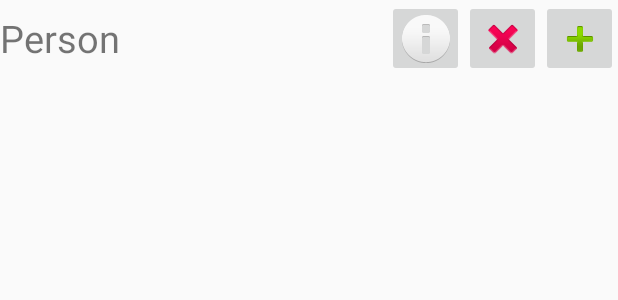
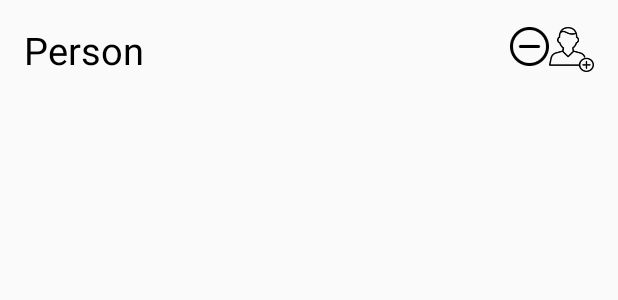
Before and after one commit to germede/DiktaPlus, an Android app: the layout fragment_friend_item.xml on its own in the app's theme, with its tools: preview values and no code run, on a phone screen of 412 x 824 dp. Shown: the top 300 px of the screen. Run offline under Robolectric (Android 15) with nearby library versions, the phone set to English and light mode, and no system bars; network calls fail.

Commit message:
Icons and layout

```diff
--- a/app/src/main/java/singularfactory/app/presenters/PresenterGame.java
+++ b/app/src/main/java/singularfactory/app/presenters/PresenterGame.java
@@ -16,7 +16,7 @@ public class PresenterGame {
     /**** API CALLS ****/
     /*******************/
     public void getBestScore(final Object object, final String tagRequest, int verb, String url, String dialogMessage) throws JSONException{
-        appCommon.getModel().volleyAsynctask(object,tagRequest,verb,url,dialogMessage,false,null);
+        appCommon.getModel().volleyAsynctask(object,tagRequest,verb,url,dialogMessage,true,null);
     }
 
     public void postGame(final Object object, final String tagRequest, int verb, String url, String dialogMessage, int [] jsonParams) throws JSONException{
@@ -24,7 +24,7 @@ public class PresenterGame {
         jsonObject.put("user",jsonParams[0]);
         jsonObject.put("text",jsonParams[1]);
         jsonObject.put("score",jsonParams[2]);
-        appCommon.getModel().volleyAsynctask(object,tagRequest,verb,url,dialogMessage,false,jsonObject.toString());
+        appCommon.getModel().volleyAsynctask(object,tagRequest,verb,url,dialogMessage,true,jsonObject.toString());
     }
 
     /*******************/
--- a/app/src/main/java/singularfactory/app/presenters/PresenterText.java
+++ b/app/src/main/java/singularfactory/app/presenters/PresenterText.java
@@ -15,11 +15,11 @@ public class PresenterText {
     /**** API CALLS ****/
     /*******************/
     public void getTexts(final Object object, final String tagRequest, int verb, String url, String dialogMessage){
-        appCommon.getModel().volleyAsynctask(object,tagRequest,verb,url,dialogMessage,false,null);
+        appCommon.getModel().volleyAsynctask(object,tagRequest,verb,url,dialogMessage,true,null);
     }
 
     public void getTextContent(final Object object, final String tagRequest, int verb, String url, String dialogMessage){
-        appCommon.getModel().volleyAsynctask(object,tagRequest,verb,url,dialogMessage,false,null);
+        appCommon.getModel().volleyAsynctask(object,tagRequest,verb,url,dialogMessage,true,null);
     }
 
     /*******************/
--- a/app/src/main/java/singularfactory/app/views/fragments/FriendFragment.java
+++ b/app/src/main/java/singularfactory/app/views/fragments/FriendFragment.java
@@ -165,13 +165,11 @@ public class FriendFragment extends BaseFragment {
             }
             TextView username = (TextView) convertView.findViewById(R.id.friend_label);
             ImageButton addButton = (ImageButton) convertView.findViewById(R.id.add_friend_button);
-            ImageButton infoButton = (ImageButton) convertView.findViewById(R.id.info_friend_button);
             ImageButton deleteButton = (ImageButton) convertView.findViewById(R.id.delete_friend_button);
 
             if (friendsList.contains((string))) {
                 addButton.setVisibility(View.GONE);
-                infoButton.setVisibility(View.VISIBLE);
-                infoButton.setOnClickListener(new View.OnClickListener() {
+                convertView.setOnClickListener(new View.OnClickListener() {
                     @Override
                     public void onClick(View view) {
                         try {
@@ -196,7 +194,6 @@ public class FriendFragment extends BaseFragment {
                         makeFriends(string);
                     }
                 });
-                infoButton.setVisibility(View.GONE);
                 deleteButton.setVisibility(View.GONE);
             }
             username.setText(string);
--- a/app/src/main/res/layout/fragment_friend_item.xml
+++ b/app/src/main/res/layout/fragment_friend_item.xml
@@ -3,7 +3,8 @@
     xmlns:tools="http://schemas.android.com/tools"
     android:layout_width="match_parent"
     android:orientation="vertical"
-    android:layout_height="wrap_content">
+    android:layout_height="wrap_content"
+    android:padding="@dimen/activity_horizontal_margin">
 
     <TextView
         android:layout_width="wrap_content"
@@ -11,7 +12,8 @@
         android:text="Person"
         android:id="@+id/friend_label"
         android:layout_gravity="left|center"
-        android:textSize="25sp" />
+        android:textSize="25sp"
+        android:textColor="@color/primary_text_color" />
 
     <LinearLayout
         android:orientation="horizontal"
@@ -20,28 +22,20 @@
         android:layout_height="match_parent">
 
         <ImageButton
-            android:layout_width="51dp"
-            android:layout_height="51dp"
-            android:id="@+id/info_friend_button"
+            android:id="@+id/delete_friend_button"
             android:onClick="onClickStartGame"
-            android:src="@android:drawable/ic_dialog_info"
-            android:layout_weight="1" />
+            android:layout_weight="1"
+            android:background="@drawable/ic_delete_big"
+            android:layout_height="26dp"
+            android:layout_width="26dp" />
 
         <ImageButton
-            android:layout_width="51dp"
-            android:layout_height="51dp"
-            android:id="@+id/delete_friend_button"
+            android:layout_width="30dp"
+            android:id="@+id/add_friend_button"
+            android:background="@drawable/ic_add_friend"
             android:onClick="onClickStartGame"
-            android:src="@android:drawable/ic_delete"
-            android:layout_weight="1" />
-
-        <ImageButton
-            android:layout_width="51dp"
-            android:layout_height="51dp"
-            android:id="@+id/add_friend_button"
-            android:onClick="onClickStartGame"
-            android:src="@android:drawable/ic_input_add"
-            android:layout_weight="1" />
+            android:layout_weight="1"
+            android:layout_height="30dp" />
 
     </LinearLayout>
 
--- a/app/src/main/res/menu/main_toolbar_menu.xml
+++ b/app/src/main/res/menu/main_toolbar_menu.xml
@@ -2,7 +2,8 @@
     xmlns:app="http://schemas.android.com/apk/res-auto">
 
     <item
-        android:title="@string/search"
-        android:icon="@drawable/ic_search"
+        android:id="@+id/menu_user"
+        android:title="@string/username"
+        android:icon="@drawable/ic_user_white"
         app:showAsAction="always" />
 </menu>
```
Also changed, not shown: app/src/main/java/singularfactory/app/presenters/PresenterUser.java (+11 -11 lines), app/src/main/java/singularfactory/app/views/activities/MainActivity.java (+39 -1 lines), app/src/main/res/layout/fragment_friend.xml (+4 -4 lines), app/src/main/res/drawable/ic_add_friend.png, app/src/main/res/drawable/ic_delete_big.png (added), app/src/main/res/drawable/ic_user_white.png (added).
